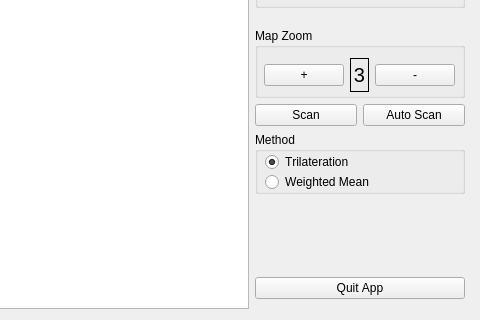
Above: ui/app_main.ui from tonysln/delta-wifi-pos before the change; both pictures show x 450 to 930 and y 412 to 732 of the 930 by 732 pixel window. Below: the same form after it.
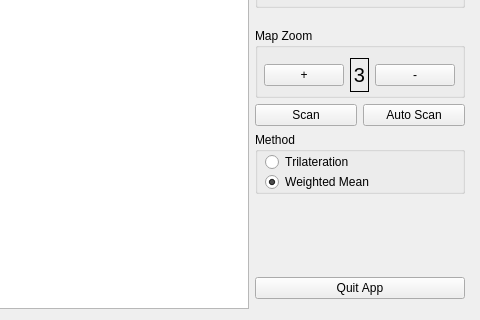
That is the form after the change.

What changed in the file:
```diff
--- a/ui/app_main.ui
+++ b/ui/app_main.ui
@@ -377,7 +377,7 @@
            <string>Trilateration</string>
           </property>
           <property name="checked">
-           <bool>true</bool>
+           <bool>false</bool>
           </property>
          </widget>
          <widget class="QRadioButton" name="meanmethod">
@@ -392,6 +392,9 @@
           <property name="text">
            <string>Weighted Mean</string>
           </property>
+          <property name="checked">
+           <bool>true</bool>
+          </property>
          </widget>
         </widget>
        </item>
```
